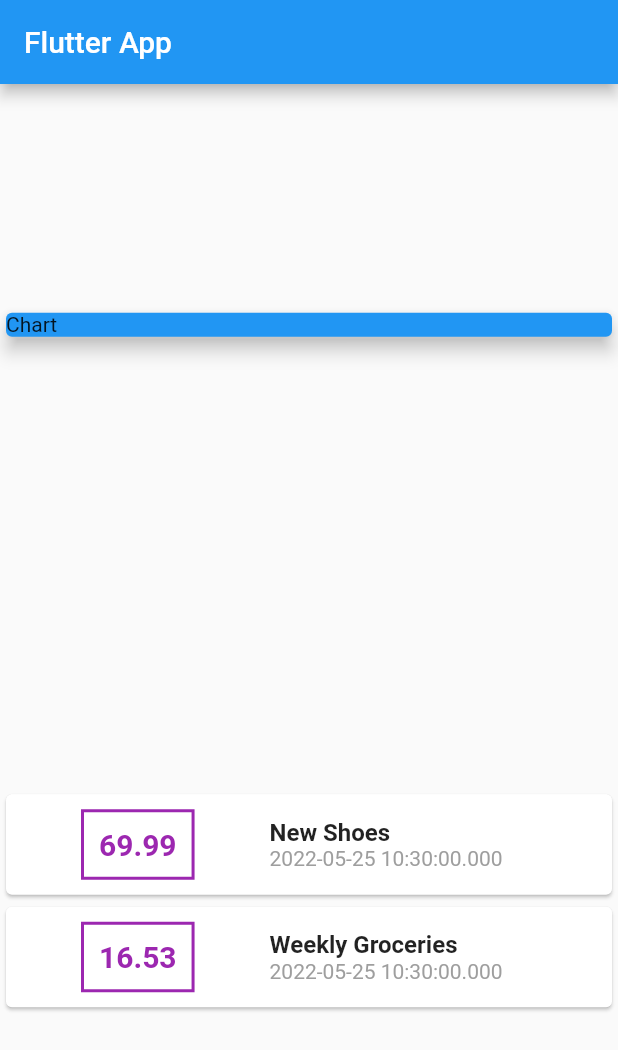
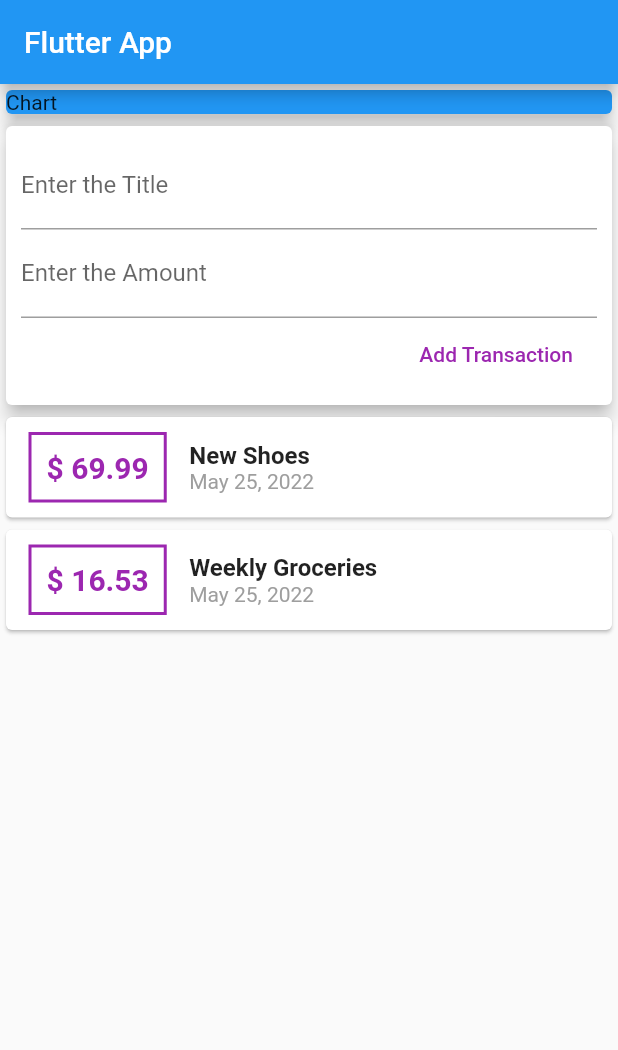
Before and after one commit to rajput-hemant/expense-tracker, a Flutter app: the screen it shows after launch, on a phone screen of 412 x 824 dp. Shown: the top 1050 px of the screen. Run offline on Flutter 3.47's test engine with Material 2 defaults, Android fonts, the phone set to English and light mode, and no system bars.

Commit message:
Added and styled Text Input Widgets used string interpolation to format transaction's amount and date
Signed-off-by: rajput-hemant <hemant.rajput_cs20@gla.ac.in>

```diff
--- a/lib/main.dart
+++ b/lib/main.dart
@@ -1,4 +1,5 @@
 import 'package:flutter/material.dart';
+import 'package:intl/intl.dart';
 import 'models/transaction.dart';
 
 void main() => runApp(MyApp());
@@ -35,7 +36,7 @@ class MyHomePage extends StatelessWidget {
         title: Text('Flutter App'),
       ),
       body: Column(
-        mainAxisAlignment: MainAxisAlignment.spaceAround,
+        // mainAxisAlignment: MainAxisAlignment.spaceAround,
         crossAxisAlignment: CrossAxisAlignment.center,
         children: [
           Container(
@@ -46,6 +47,26 @@ class MyHomePage extends StatelessWidget {
               elevation: 5,
             ),
           ),
+          Card(
+            elevation: 5,
+            child: Container(
+              padding: EdgeInsets.all(10),
+              child:
+                  Column(crossAxisAlignment: CrossAxisAlignment.end, children: [
+                TextField(
+                  decoration: InputDecoration(labelText: 'Enter the Title'),
+                ),
+                TextField(
+                  decoration: InputDecoration(labelText: 'Enter the Amount'),
+                ),
+                FlatButton(
+                  child: Text('Add Transaction'),
+                  onPressed: () {},
+                  textColor: Colors.purple,
+                )
+              ]),
+            ),
+          ),
           Column(
             children: transactions.map(
               (transaction) {
@@ -54,7 +75,7 @@ class MyHomePage extends StatelessWidget {
                     children: [
                       Container(
                         margin:
-                            EdgeInsets.symmetric(vertical: 10, horizontal: 50),
+                            EdgeInsets.symmetric(vertical: 10, horizontal: 15),
                         decoration: BoxDecoration(
                           border: Border.all(
                             color: Colors.purple,
@@ -63,7 +84,7 @@ class MyHomePage extends StatelessWidget {
                         ),
                         padding: EdgeInsets.all(10),
                         child: Text(
-                          transaction.amount.toString(),
+                          '\$ ${transaction.amount}',
                           style: TextStyle(
                             fontWeight: FontWeight.bold,
                             fontSize: 20,
@@ -82,7 +103,7 @@ class MyHomePage extends StatelessWidget {
                             ),
                           ),
                           Text(
-                            transaction.date.toString(),
+                            DateFormat.yMMMd().format(transaction.date),
                             style: TextStyle(
                               color: Colors.grey,
                             ),
```
